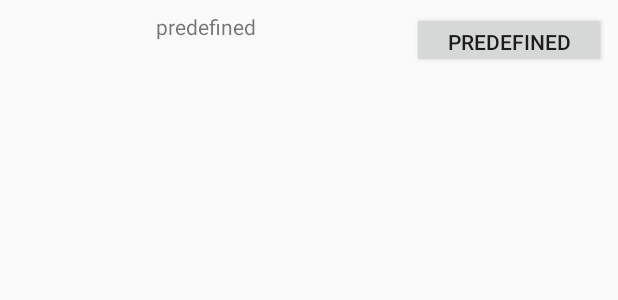
After one commit to sergioarranz/ExamenAndroid, an Android app: the layout activity_second.xml on its own in the app's theme, with its tools: preview values and no code run, on a phone screen of 412 x 824 dp. The commit adds this screen. Shown: the top 300 px of the screen. Run offline under Robolectric (Android 15) with nearby library versions, the phone set to English and light mode, and no system bars.

Commit message:
SecondActivity + Botón Volver + Strings Texts

```diff
--- a/examen/src/main/AndroidManifest.xml
+++ b/examen/src/main/AndroidManifest.xml
@@ -16,6 +16,7 @@
                 <category android:name="android.intent.category.LAUNCHER" />
             </intent-filter>
         </activity>
+        <activity android:name=".SecondActivity"></activity>
     </application>
 
 </manifest>
--- a/examen/src/main/java/com/utad/sergio/examen/MainActivity.java
+++ b/examen/src/main/java/com/utad/sergio/examen/MainActivity.java
@@ -59,7 +59,7 @@ class MainActivityEvents implements LoginFragmentListener, RegisterFragmentListe
     // Register --> Login --> SecondActivity (User registers)
     @Override
     public void OnRFAccBtnClicked(String sUser, String sPass) {
-        DataHolder.instance.fireBaseAdmin.registerEmailPass(sUser,sPass,mainActivity);
+        DataHolder.instance.fireBaseAdmin.regUser(sUser,sPass,mainActivity);
     }
     // Register --> Back to Main Activity (User cancels register)
     @Override
@@ -73,7 +73,7 @@ class MainActivityEvents implements LoginFragmentListener, RegisterFragmentListe
     // Login --> Second Activity (User Login successful)
     @Override
     public void OnLFLoginBtnClicked(String sUser, String sPass) {
-        DataHolder.instance.fireBaseAdmin.loginEmailPass(sUser,sPass,mainActivity);
+        DataHolder.instance.fireBaseAdmin.logUser(sUser,sPass,mainActivity);
     }
     // Login --> RegisterFragment (sends user to Register View)
     @Override
--- /dev/null
+++ b/examen/src/main/res/layout/activity_second.xml
@@ -0,0 +1,30 @@
+<?xml version="1.0" encoding="utf-8"?>
+<android.support.constraint.ConstraintLayout xmlns:android="http://schemas.android.com/apk/res/android"
+    xmlns:app="http://schemas.android.com/apk/res-auto"
+    xmlns:tools="http://schemas.android.com/tools"
+    android:layout_width="match_parent"
+    android:layout_height="match_parent"
+    tools:context="com.utad.sergio.examen.SecondActivity">
+
+    <Button
+        android:id="@+id/btnSignOut"
+        android:layout_width="129dp"
+        android:layout_height="37dp"
+        android:layout_marginEnd="8dp"
+        android:layout_marginTop="8dp"
+        android:text="predefined"
+        app:layout_constraintEnd_toEndOf="parent"
+        app:layout_constraintTop_toTopOf="parent" />
+
+    <TextView
+        android:id="@+id/tvWelcomeMsg"
+        android:layout_width="wrap_content"
+        android:layout_height="wrap_content"
+        android:layout_marginEnd="8dp"
+        android:layout_marginStart="8dp"
+        android:layout_marginTop="8dp"
+        android:text="predefined"
+        app:layout_constraintEnd_toStartOf="@+id/btnSignOut"
+        app:layout_constraintStart_toStartOf="parent"
+        app:layout_constraintTop_toTopOf="parent" />
+</android.support.constraint.ConstraintLayout>
--- a/examen/src/main/res/values/strings.xml
+++ b/examen/src/main/res/values/strings.xml
@@ -1,3 +1,5 @@
 <resources>
     <string name="app_name">examen</string>
+    <string name="welcomemsg">Bienvenid@ al examen</string>
+    <string name="btnsignout">cerrar sesión</string>
 </resources>
--- a/milib/src/main/java/com/example/milib/LoginFragment.java
+++ b/milib/src/main/java/com/example/milib/LoginFragment.java
@@ -47,6 +47,9 @@ public class LoginFragment extends Fragment {
         btnLogin=v.findViewById(R.id.btnlogin);
         btnRegistro=v.findViewById(R.id.btnregistro);
 
+        btnLogin.setText(R.string.btnlogin);
+        btnRegistro.setText(R.string.btnregister);
+
         events = new LoginFragmentsEvents(this);
         //PASARLE EVENTS PARA QUE EL BOTON ESTE ESCUCHANDO SUS EVENTOS
         btnLogin.setOnClickListener(events);
--- a/milib/src/main/java/com/example/milib/RegisterFragment.java
+++ b/milib/src/main/java/com/example/milib/RegisterFragment.java
@@ -44,10 +44,13 @@ public class RegisterFragment extends Fragment {
         etpassreg=v.findViewById(R.id.etpassreg);
         btnaceptar=v.findViewById(R.id.btnaceptar);
         btncancelar=v.findViewById(R.id.btncancelar);
-
+        btnaceptar.setText(R.string.btnaccept);
+        btncancelar.setText(R.string.btncancel);
         events = new RegisterFragmentsEvents(this);
         btncancelar.setOnClickListener(events);
         btnaceptar.setOnClickListener(events);
+
+
 
         return v;
     }
--- a/milib/src/main/res/layout/fragment_login.xml
+++ b/milib/src/main/res/layout/fragment_login.xml
@@ -58,7 +58,7 @@
             android:layout_marginBottom="8dp"
             android:layout_marginStart="44dp"
             android:layout_marginTop="8dp"
-            android:text="LOGIN"
+            android:text="predefined"
             app:layout_constraintBottom_toBottomOf="parent"
             app:layout_constraintStart_toStartOf="parent"
             app:layout_constraintTop_toTopOf="parent" />
@@ -70,7 +70,7 @@
             android:layout_marginBottom="8dp"
             android:layout_marginEnd="28dp"
             android:layout_marginTop="8dp"
-            android:text="REGISTRARSE"
+            android:text="predefined"
             app:layout_constraintBottom_toBottomOf="parent"
             app:layout_constraintEnd_toEndOf="parent"
             app:layout_constraintTop_toTopOf="parent" />
```
Also changed, not shown: examen/src/main/java/com/utad/sergio/examen/FireBaseAdmin.java (+2 -13 lines), examen/src/main/java/com/utad/sergio/examen/SecondActivity.java (added, +45 -0 lines), milib/src/main/res/values/strings.xml (+4 -3 lines), 18 other files.
